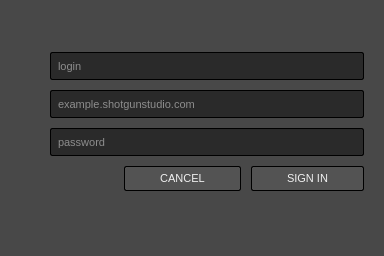
First picture: the form in resources/login.ui, repository cgcloud/tk-framework-login, before the edit.
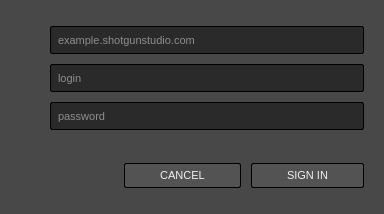
Second picture: the form after the edit. Icons and pictures are not drawn. Custom widgets are drawn as their Qt base class.

Commit message: Updated layout.  Swapped site and login.  Message above buttons below password.

```diff
--- a/resources/login.ui
+++ b/resources/login.ui
@@ -10,7 +10,7 @@
     <x>0</x>
     <y>0</y>
     <width>384</width>
-    <height>256</height>
+    <height>214</height>
    </rect>
   </property>
   <property name="windowTitle">
@@ -61,7 +61,7 @@
   <property name="modal">
    <bool>true</bool>
   </property>
-  <layout class="QVBoxLayout" name="verticalLayout_2" stretch="1,0,1,0">
+  <layout class="QVBoxLayout" name="verticalLayout_2" stretch="1,0,1">
    <property name="spacing">
     <number>0</number>
    </property>
@@ -130,19 +130,6 @@
      </item>
      <item>
       <layout class="QVBoxLayout" name="verticalLayout_3">
-       <item>
-        <widget class="QLineEdit" name="login">
-         <property name="minimumSize">
-          <size>
-           <width>308</width>
-           <height>0</height>
-          </size>
-         </property>
-         <property name="placeholderText">
-          <string>login</string>
-         </property>
-        </widget>
-       </item>
        <item>
         <widget class="QLineEdit" name="site">
          <property name="minimumSize">
@@ -156,6 +143,19 @@
          </property>
         </widget>
        </item>
+       <item>
+        <widget class="QLineEdit" name="login">
+         <property name="minimumSize">
+          <size>
+           <width>308</width>
+           <height>0</height>
+          </size>
+         </property>
+         <property name="placeholderText">
+          <string>login</string>
+         </property>
+        </widget>
+       </item>
        <item>
         <widget class="QLineEdit" name="password">
          <property name="minimumSize">
@@ -172,6 +172,22 @@
          </property>
         </widget>
        </item>
+       <item>
+        <widget class="QLabel" name="message">
+         <property name="sizePolicy">
+          <sizepolicy hsizetype="Expanding" vsizetype="Preferred">
+           <horstretch>0</horstretch>
+           <verstretch>0</verstretch>
+          </sizepolicy>
+         </property>
+         <property name="text">
+          <string/>
+         </property>
+         <property name="alignment">
+          <set>Qt::AlignLeading|Qt::AlignLeft|Qt::AlignVCenter</set>
+         </property>
+        </widget>
+       </item>
        <item>
         <layout class="QHBoxLayout" name="horizontalLayout_2" stretch="1,0,0">
          <property name="spacing">
@@ -257,22 +273,6 @@
      </property>
     </spacer>
    </item>
-   <item>
-    <widget class="QLabel" name="message">
-     <property name="sizePolicy">
-      <sizepolicy hsizetype="Expanding" vsizetype="Preferred">
-       <horstretch>0</horstretch>
-       <verstretch>0</verstretch>
-      </sizepolicy>
-     </property>
-     <property name="text">
-      <string/>
-     </property>
-     <property name="alignment">
-      <set>Qt::AlignCenter</set>
-     </property>
-    </widget>
-   </item>
   </layout>
  </widget>
  <customwidgets>
```
The commit also changes 1 other file.
